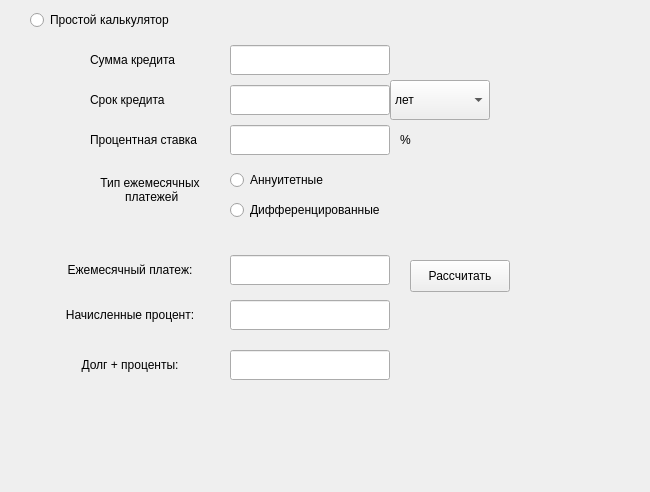
aprettel/SmartCalc_v1.0, file src/SmartCalc/creditwindow.ui: the form before one commit.
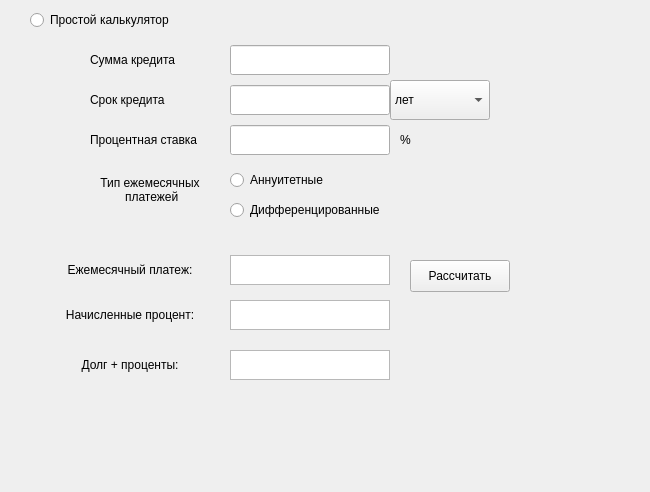
The form after the commit.

What changed in the file:
```diff
--- a/src/SmartCalc/creditwindow.ui
+++ b/src/SmartCalc/creditwindow.ui
@@ -187,16 +187,6 @@
     <set>Qt::AlignCenter</set>
    </property>
   </widget>
-  <widget class="QLineEdit" name="lineEdit_monthly">
-   <property name="geometry">
-    <rect>
-     <x>230</x>
-     <y>255</y>
-     <width>160</width>
-     <height>30</height>
-    </rect>
-   </property>
-  </widget>
   <widget class="QPushButton" name="pushButton_equal">
    <property name="geometry">
     <rect>
@@ -226,16 +216,6 @@
     <set>Qt::AlignCenter</set>
    </property>
   </widget>
-  <widget class="QLineEdit" name="lineEdit_overpay">
-   <property name="geometry">
-    <rect>
-     <x>230</x>
-     <y>300</y>
-     <width>160</width>
-     <height>30</height>
-    </rect>
-   </property>
-  </widget>
   <widget class="QLabel" name="label_9">
    <property name="geometry">
     <rect>
@@ -252,7 +232,27 @@
     <set>Qt::AlignCenter</set>
    </property>
   </widget>
-  <widget class="QLineEdit" name="lineEdit_total">
+  <widget class="QTextBrowser" name="textBrowser_monthly">
+   <property name="geometry">
+    <rect>
+     <x>230</x>
+     <y>255</y>
+     <width>160</width>
+     <height>30</height>
+    </rect>
+   </property>
+  </widget>
+  <widget class="QTextBrowser" name="textBrowser_overpay">
+   <property name="geometry">
+    <rect>
+     <x>230</x>
+     <y>300</y>
+     <width>160</width>
+     <height>30</height>
+    </rect>
+   </property>
+  </widget>
+  <widget class="QTextBrowser" name="textBrowser_total">
    <property name="geometry">
     <rect>
      <x>230</x>
```
